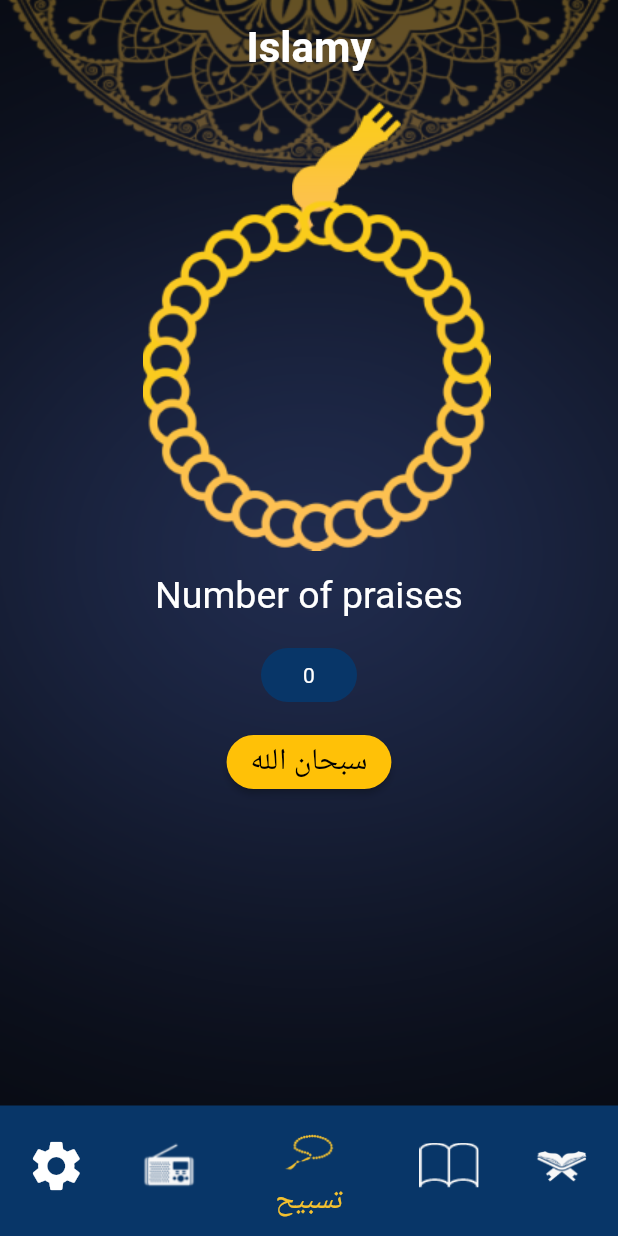
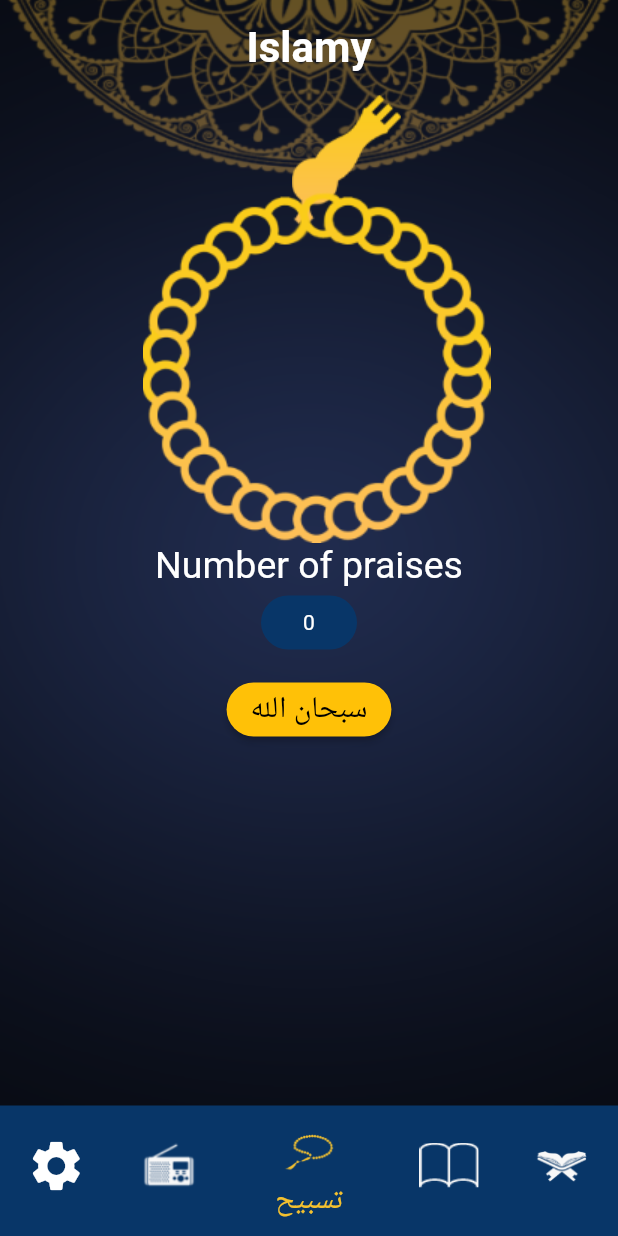
Before and after one commit to Youssef-Bassem/IslamiApp, a Flutter app: the screen it shows after launch, item 3 of the bottom bar chosen, on a phone screen of 412 x 824 dp. Run offline on Flutter 3.47's test engine with Material 2 defaults, Android fonts, the phone set to English and light mode, and no system bars; our stand-ins replace shared_preferences; generated files the repository leaves out were written again.

Commit message:
Modified class names and suppressing warnings

```diff
--- a/lib/Controller/AppProvider.dart
+++ b/lib/Controller/AppProvider.dart
@@ -25,9 +25,9 @@ class AppProvider extends ChangeNotifier {
     }
   }
 
-  void changeLanguage(String Language) {
-    if (currentLanguage == Language) return;
-    currentLanguage = Language;
+  void changeLanguage(String language) {
+    if (currentLanguage == language) return;
+    currentLanguage = language;
     UserPreferences.setLanguage(currentLanguage);
     notifyListeners();
   }
--- a/lib/Data/AhadeesArabicData.dart
+++ b/lib/Data/AhadeesArabicData.dart
@@ -1,5 +1,5 @@
-class AhadesFileArabic {
-  List<String> AhadesArabicList = [
+class AhadeesFileArabic {
+  List<String> ahadeesArabicList = [
     "الحديث الأول",
     "الحديث الثاني",
     "الحديث الثالث ",
--- a/lib/Data/AhadeesEnglishData.dart
+++ b/lib/Data/AhadeesEnglishData.dart
@@ -1,5 +1,5 @@
-class AhadesFileEnglish {
-  List<String> AhadesEnglishList = [
+class AhadeesFileEnglish {
+  List<String> ahadeesEnglishList = [
     " Hadess 1",
     " Hadess 2",
     " Hadess 3 ",
--- a/lib/Data/SowarArabicData.dart
+++ b/lib/Data/SowarArabicData.dart
@@ -1,5 +1,5 @@
-class SuwarFileArabic {
-  List<String> SowarArabicList = [
+class SowarFileArabic {
+  List<String> sowarArabicList = [
     "الفاتحه",
     "البقرة",
     "آل عمران",
--- a/lib/Data/SowarEnglishData.dart
+++ b/lib/Data/SowarEnglishData.dart
@@ -1,5 +1,5 @@
-class SuwarFileEnglish {
-  List<String> SowarEnglishList = [
+class SowarFileEnglish {
+  List<String> sowarEnglishList = [
     "al-Fatihah",
     "al-Baqarah",
     "Al-Imran",
--- a/lib/Data/ThemeData.dart
+++ b/lib/Data/ThemeData.dart
@@ -1,21 +1,20 @@
 import 'package:flutter/material.dart';
 
-class Theme_Data {
-  static const lightcolor = const Color(0xFFb7935f);
-  static const darkcolor = const Color(0xFF083668);
+class MyThemeData {
+  static const lightColor = const Color(0xFFb7935f);
+  static const darkColor = const Color(0xFF083668);
 
-  static final Light_Theme = ThemeData(
+  static final lightTheme = ThemeData(
     primaryColor: Colors.white,
     primaryColorBrightness: Brightness.light,
     brightness: Brightness.light,
     primaryColorDark: Colors.black,
     canvasColor: Colors.white,
     accentColor: Colors.black,
-    scaffoldBackgroundColor: lightcolor,
-    textSelectionColor: Colors.white,
+    scaffoldBackgroundColor: lightColor,
     textButtonTheme: TextButtonThemeData(
       style: ButtonStyle(
-        backgroundColor: MaterialStateProperty.all(lightcolor),
+        backgroundColor: MaterialStateProperty.all(lightColor),
         textStyle: MaterialStateProperty.all(
           TextStyle(color: Colors.black),
         ),
@@ -23,12 +22,12 @@ class Theme_Data {
     ),
     elevatedButtonTheme: ElevatedButtonThemeData(
       style: ButtonStyle(
-        backgroundColor: MaterialStateProperty.all(lightcolor),
+        backgroundColor: MaterialStateProperty.all(lightColor),
       ),
     ),
   );
 
-  static final Dark_Theme = ThemeData(
+  static final darkTheme = ThemeData(
     primaryColor: Colors.black,
     primaryColorBrightness: Brightness.dark,
     primaryColorLight: Colors.black,
@@ -37,11 +36,10 @@ class Theme_Data {
     indicatorColor: Colors.white,
     canvasColor: Colors.black,
     accentColor: Colors.white,
-    scaffoldBackgroundColor: darkcolor,
-    textSelectionColor: Colors.black,
+    scaffoldBackgroundColor: darkColor,
     textButtonTheme: TextButtonThemeData(
       style: ButtonStyle(
-        backgroundColor: MaterialStateProperty.all(darkcolor),
+        backgroundColor: MaterialStateProperty.all(darkColor),
         textStyle: MaterialStateProperty.all(
           TextStyle(color: Colors.white),
         ),
--- a/lib/View/MainScreens/TasbeehScreen.dart
+++ b/lib/View/MainScreens/TasbeehScreen.dart
@@ -53,7 +53,7 @@ class _TasbeehState extends State<Tasbeeh> {
                   ),
                 ),
                 SizedBox(
-                  height: 20,
+                  height: 15,
                 ),
                 Stack(
                   children: [
@@ -79,15 +79,9 @@ class _TasbeehState extends State<Tasbeeh> {
                     ),
                   ],
                 ),
-                SizedBox(
-                  height: 15,
-                ),
                 Text(
                   AppLocalizations.of(context)!.tasbeh,
                   style: TextStyle(fontSize: 25),
-                ),
-                SizedBox(
-                  height: 15,
                 ),
                 TextButton(
                   onPressed: () {},
--- a/lib/main.dart
+++ b/lib/main.dart
@@ -26,16 +26,16 @@ class MyApp extends StatefulWidget {
 class _MyAppState extends State<MyApp> {
   late AppProvider provider;
 
-  int curr_index = 4;
-  static const lightcolor = const Color(0xFFb7935f);
-  static const darkcolor = const Color(0xFF083668);
+  int currIndex = 4;
+  static const lightColor = const Color(0xFFb7935f);
+  static const darkColor = const Color(0xFF083668);
   static const darkIconColor = const Color(0xFFF4C12F);
 
   final tabs = [
     SideMenu(),
-    radio(),
+    RadioScreen(),
     Tasbeeh(),
-    ahades(),
+    Ahadees(),
     Quran(),
   ];
 
@@ -51,14 +51,14 @@ class _MyAppState extends State<MyApp> {
         provider.currentLanguage = UserPreferences.getLanguage();
         return MaterialApp(
           themeMode: provider.themeMode,
-          theme: Theme_Data.Light_Theme,
-          darkTheme: Theme_Data.Dark_Theme,
+          theme: MyThemeData.lightTheme,
+          darkTheme: MyThemeData.darkTheme,
           debugShowCheckedModeBanner: false,
           home: Scaffold(
             drawer: SideMenu(),
-            body: tabs[curr_index],
+            body: tabs[currIndex],
             bottomNavigationBar: BottomNavigationBar(
-              currentIndex: curr_index,
+              currentIndex: currIndex,
               selectedFontSize: 20,
               backgroundColor: Colors.white,
               selectedItemColor:
@@ -74,7 +74,7 @@ class _MyAppState extends State<MyApp> {
                     color: Colors.white,
                   ),
                   backgroundColor:
-                      (provider.isDarkModeEnabled()) ? darkcolor : lightcolor,
+                      (provider.isDarkModeEnabled()) ? darkColor : lightColor,
                   activeIcon: new Icon(Icons.settings,
                       size: 40,
                       color: provider.isDarkModeEnabled()
@@ -96,7 +96,7 @@ class _MyAppState extends State<MyApp> {
               ],
               onTap: (index) {
                 setState(() {
-                  curr_index = index;
+                  currIndex = index;
                 });
               },
             ),
@@ -122,7 +122,7 @@ class _MyAppState extends State<MyApp> {
         height: 40,
         width: 40,
       ),
-      backgroundColor: (provider.isDarkModeEnabled()) ? darkcolor : lightcolor,
+      backgroundColor: (provider.isDarkModeEnabled()) ? darkColor : lightColor,
       activeIcon: new Image.asset(myIcon,
           height: 40,
           width: 40,
```
Also changed, not shown: lib/View/MainScreens/AhadeesScreen.dart (+10 -10 lines), lib/View/MainScreens/RadioScreen.dart (+19 -37 lines), lib/View/MainScreens/SowarScreen.dart (+11 -10 lines).
